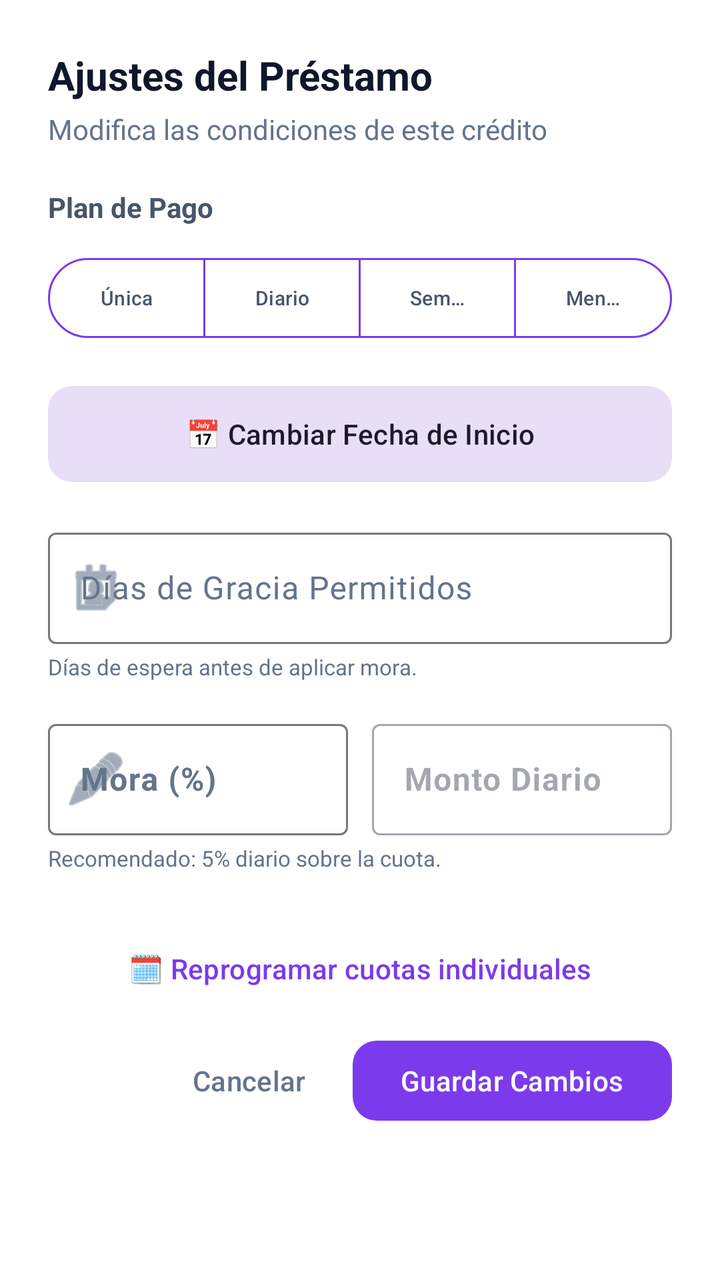
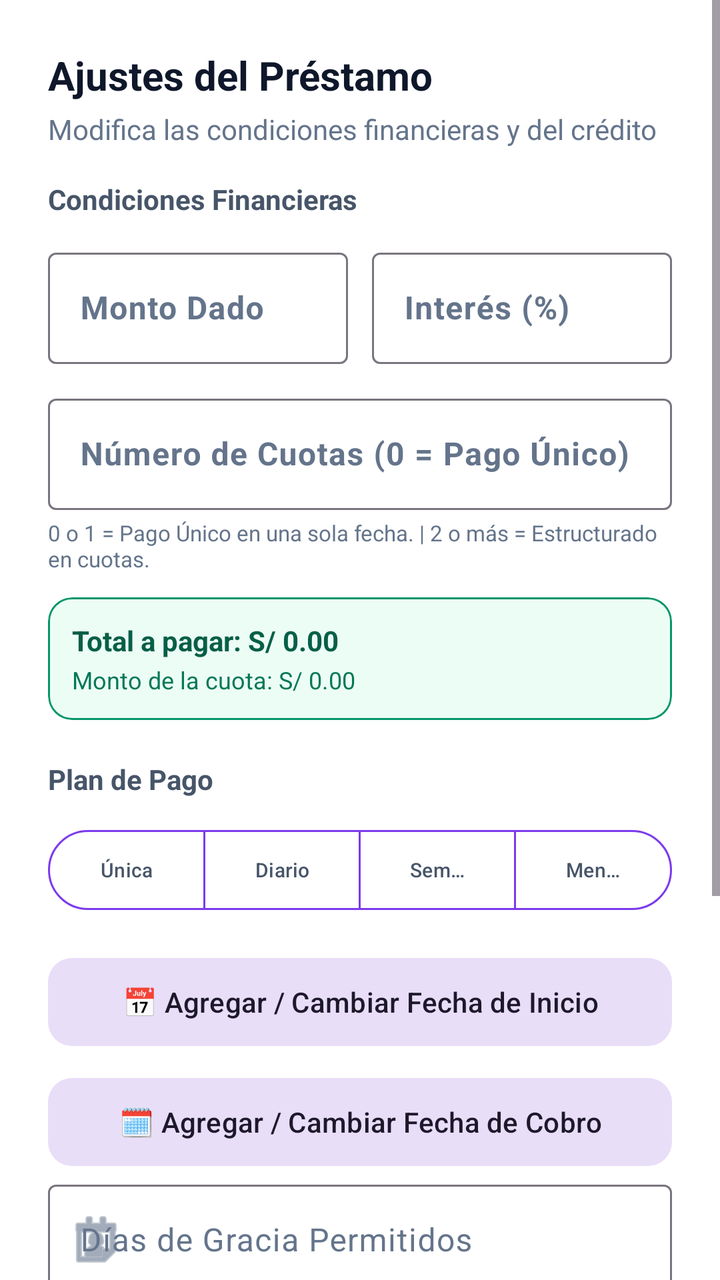

Before-and-after screenshots of an Android layout around one commit, followed by the original layout XML and the change that was made.
<!-- AndroidManifest.xml: application theme Theme.Gomezmart -->
<!-- res/layout/dialog_edit_loan_terms.xml -->
<?xml version="1.0" encoding="utf-8"?>
<LinearLayout xmlns:android="http://schemas.android.com/apk/res/android"
    xmlns:app="http://schemas.android.com/apk/res-auto"
    android:layout_width="match_parent"
    android:layout_height="wrap_content"
    android:orientation="vertical"
    android:padding="24dp"
    android:background="?attr/colorSurfaceContainer">

    <TextView
        android:layout_width="wrap_content"
        android:layout_height="wrap_content"
        android:text="Ajustes del Préstamo"
        android:textSize="20sp"
        android:textStyle="bold"
        android:textColor="?attr/colorOnSurface" />

    <TextView
        android:layout_width="wrap_content"
        android:layout_height="wrap_content"
        android:text="Modifica las condiciones de este crédito"
        android:textSize="14sp"
        android:textColor="?attr/colorOnSurfaceVariant"
        android:layout_marginTop="4dp" />

    
    <TextView
        android:layout_width="wrap_content"
        android:layout_height="wrap_content"
        android:text="Plan de Pago"
        android:textStyle="bold"
        android:textColor="@color/slate_600"
        android:textSize="14sp"
        android:layout_marginTop="20dp"
        android:layout_marginBottom="12dp" />

    <com.google.android.material.button.MaterialButtonToggleGroup
        android:id="@+id/toggleEditPlan"
        android:layout_width="match_parent"
        android:layout_height="wrap_content"
        app:singleSelection="true"
        app:selectionRequired="true"
        android:layout_marginBottom="16dp">
        <com.google.android.material.button.MaterialButton
            android:id="@+id/btnEditFreqNone"
            style="@style/Widget.App.Button.Toggle"
            android:layout_width="0dp"
            android:layout_height="wrap_content"
            android:layout_weight="1"
            android:text="Única"
            android:textSize="10sp" />
        <com.google.android.material.button.MaterialButton
            android:id="@+id/btnEditFreqDaily"
            style="@style/Widget.App.Button.Toggle"
            android:layout_width="0dp"
            android:layout_height="wrap_content"
            android:layout_weight="1"
            android:text="Diario"
            android:textSize="10sp" />
        <com.google.android.material.button.MaterialButton
            android:id="@+id/btnEditFreqWeekly"
            style="@style/Widget.App.Button.Toggle"
            android:layout_width="0dp"
            android:layout_height="wrap_content"
            android:layout_weight="1"
            android:text="Semanal"
            android:textSize="10sp" />
        <com.google.android.material.button.MaterialButton
            android:id="@+id/btnEditFreqMonthly"
            style="@style/Widget.App.Button.Toggle"
            android:layout_width="0dp"
            android:layout_height="wrap_content"
            android:layout_weight="1"
            android:text="Mensual"
            android:textSize="10sp" />
    </com.google.android.material.button.MaterialButtonToggleGroup>

    <com.google.android.material.button.MaterialButton
        android:id="@+id/btnEditStartDate"
        style="@style/Widget.Material3.Button.TonalButton"
        android:layout_width="match_parent"
        android:layout_height="56dp"
        android:text="📅 Cambiar Fecha de Inicio"
        android:layout_marginBottom="16dp"
        app:cornerRadius="12dp" />

    
    <com.google.android.material.textfield.TextInputLayout
        style="@style/Widget.Material3.TextInputLayout.OutlinedBox"
        android:layout_width="match_parent"
        android:layout_height="wrap_content"
        android:hint="Días de Gracia Permitidos"
        app:startIconDrawable="@android:drawable/ic_menu_my_calendar">

        <com.google.android.material.textfield.TextInputEditText
            android:id="@+id/etEditGraceDays"
            android:layout_width="match_parent"
            android:layout_height="wrap_content"
            android:inputType="number" />
    </com.google.android.material.textfield.TextInputLayout>

    <TextView
        android:layout_width="wrap_content"
        android:layout_height="wrap_content"
        android:text="Días de espera antes de aplicar mora."
        android:textSize="11sp"
        android:textColor="?attr/colorOnSurfaceVariant"
        android:layout_marginTop="4dp" />

    
    <LinearLayout
        android:layout_width="match_parent"
        android:layout_height="wrap_content"
        android:orientation="horizontal"
        android:layout_marginTop="16dp"
        android:baselineAligned="false">

        <com.google.android.material.textfield.TextInputLayout
            style="@style/Widget.Material3.TextInputLayout.OutlinedBox"
            android:layout_width="0dp"
            android:layout_height="wrap_content"
            android:layout_weight="1"
            android:hint="Mora (%)"
            app:suffixText="%"
            app:startIconDrawable="@android:drawable/ic_menu_edit">

            <com.google.android.material.textfield.TextInputEditText
                android:id="@+id/etEditLateFeePercent"
                android:layout_width="match_parent"
                android:layout_height="wrap_content"
                android:inputType="numberDecimal"
                android:textStyle="bold" />
        </com.google.android.material.textfield.TextInputLayout>

        <com.google.android.material.textfield.TextInputLayout
            style="@style/Widget.Material3.TextInputLayout.OutlinedBox"
            android:layout_width="0dp"
            android:layout_height="wrap_content"
            android:layout_weight="1"
            android:layout_marginStart="12dp"
            android:hint="Monto Diario"
            app:prefixText="S/ "
            android:enabled="false">

            <com.google.android.material.textfield.TextInputEditText
                android:id="@+id/etEditLateFeeAmountAuto"
                android:layout_width="match_parent"
                android:layout_height="wrap_content"
                android:textColor="?attr/colorPrimary"
                android:textStyle="bold" />
        </com.google.android.material.textfield.TextInputLayout>
    </LinearLayout>

    <TextView
        android:id="@+id/tvLateFeeRecommendation"
        android:layout_width="wrap_content"
        android:layout_height="wrap_content"
        android:text="Recomendado: 5% diario sobre la cuota."
        android:textSize="11sp"
        android:textColor="?attr/colorOnSurfaceVariant"
        android:layout_marginTop="4dp" />

    <LinearLayout
        android:layout_width="match_parent"
        android:layout_height="wrap_content"
        android:orientation="vertical"
        android:layout_marginTop="24dp">

        <com.google.android.material.button.MaterialButton
            android:id="@+id/btnDialogRescheduleDates"
            style="@style/Widget.Material3.Button.TextButton"
            android:layout_width="match_parent"
            android:layout_height="wrap_content"
            android:text="🗓️ Reprogramar cuotas individuales"
            android:textColor="?attr/colorPrimary"
            app:cornerRadius="12dp" />

        <LinearLayout
            android:layout_width="match_parent"
            android:layout_height="wrap_content"
            android:orientation="horizontal"
            android:gravity="end"
            android:layout_marginTop="8dp">

            <com.google.android.material.button.MaterialButton
                android:id="@+id/btnDialogCancelTerms"
                style="@style/Widget.Material3.Button.TextButton"
                android:layout_width="wrap_content"
                android:layout_height="wrap_content"
                android:text="Cancelar"
                android:textColor="?attr/colorOnSurfaceVariant" />

            <com.google.android.material.button.MaterialButton
                android:id="@+id/btnDialogSaveTerms"
                android:layout_width="wrap_content"
                android:layout_height="wrap_content"
                android:layout_marginStart="8dp"
                android:text="Guardar Cambios"
                app:cornerRadius="12dp"
                app:backgroundTint="?attr/colorPrimary" />
        </LinearLayout>
    </LinearLayout>
</LinearLayout>
<!-- resources referenced by this layout -->
<resources>
  <color name="slate_600">#475569</color>
  <style name="Widget.App.Button.Toggle" parent="Widget.Material3.Button.OutlinedButton">
          <item name="android:textColor">@color/toggle_text_color</item>
          <item name="backgroundTint">@color/toggle_background_color</item>
          <item name="strokeColor">@color/purple_600</item>
      </style>
  <style name="Theme.Gomezmart" parent="Base.Theme.Gomezmart" />
  <color name="purple_600">#7C3AED</color>
  <style name="Base.Theme.Gomezmart" parent="Theme.Material3.DayNight.NoActionBar">
          <item name="colorPrimary">@color/purple_600</item>
          <item name="colorOnPrimary">@color/white</item>
          <item name="colorSecondary">@color/indigo_500</item>
          <item name="colorSurface">@color/slate_50</item>
          <item name="colorOnSurface">@color/slate_900</item>
          <item name="colorOnSurfaceVariant">@color/slate_500</item>
          <item name="colorSurfaceContainer">@color/white</item>
          <item name="android:windowBackground">@color/slate_50</item>
      </style>
  <color name="white">#FFFFFFFF</color>
  <color name="indigo_500">#6366F1</color>
  <color name="slate_50">#F8FAFC</color>
  <color name="slate_900">#0F172A</color>
  <color name="slate_500">#64748B</color>
</resources>

<!-- the commit's change to res/layout/dialog_edit_loan_terms.xml (unified diff, before → after) -->
@@ -1,203 +1,339 @@
 <?xml version="1.0" encoding="utf-8"?>
-<LinearLayout xmlns:android="http://schemas.android.com/apk/res/android"
+<ScrollView xmlns:android="http://schemas.android.com/apk/res/android"
     xmlns:app="http://schemas.android.com/apk/res-auto"
     android:layout_width="match_parent"
-    android:layout_height="wrap_content"
-    android:orientation="vertical"
-    android:padding="24dp"
-    android:background="?attr/colorSurfaceContainer">
-
-    <TextView
-        android:layout_width="wrap_content"
-        android:layout_height="wrap_content"
-        android:text="Ajustes del Préstamo"
-        android:textSize="20sp"
-        android:textStyle="bold"
-        android:textColor="?attr/colorOnSurface" />
-
-    <TextView
-        android:layout_width="wrap_content"
-        android:layout_height="wrap_content"
-        android:text="Modifica las condiciones de este crédito"
-        android:textSize="14sp"
-        android:textColor="?attr/colorOnSurfaceVariant"
-        android:layout_marginTop="4dp" />
-
-    
-    <TextView
-        android:layout_width="wrap_content"
-        android:layout_height="wrap_content"
-        android:text="Plan de Pago"
-        android:textStyle="bold"
-        android:textColor="@color/slate_600"
-        android:textSize="14sp"
-        android:layout_marginTop="20dp"
-        android:layout_marginBottom="12dp" />
-
-    <com.google.android.material.button.MaterialButtonToggleGroup
-        android:id="@+id/toggleEditPlan"
-        android:layout_width="match_parent"
-        android:layout_height="wrap_content"
-        app:singleSelection="true"
-        app:selectionRequired="true"
-        android:layout_marginBottom="16dp">
-        <com.google.android.material.button.MaterialButton
-            android:id="@+id/btnEditFreqNone"
-            style="@style/Widget.App.Button.Toggle"
-            android:layout_width="0dp"
-            android:layout_height="wrap_content"
-            android:layout_weight="1"
-            android:text="Única"
-            android:textSize="10sp" />
-        <com.google.android.material.button.MaterialButton
-            android:id="@+id/btnEditFreqDaily"
-            style="@style/Widget.App.Button.Toggle"
-            android:layout_width="0dp"
-            android:layout_height="wrap_content"
-            android:layout_weight="1"
-            android:text="Diario"
-            android:textSize="10sp" />
-        <com.google.android.material.button.MaterialButton
-            android:id="@+id/btnEditFreqWeekly"
-            style="@style/Widget.App.Button.Toggle"
-            android:layout_width="0dp"
-            android:layout_height="wrap_content"
-            android:layout_weight="1"
-            android:text="Semanal"
-            android:textSize="10sp" />
-        <com.google.android.material.button.MaterialButton
-            android:id="@+id/btnEditFreqMonthly"
-            style="@style/Widget.App.Button.Toggle"
-            android:layout_width="0dp"
-            android:layout_height="wrap_content"
-            android:layout_weight="1"
-            android:text="Mensual"
-            android:textSize="10sp" />
-    </com.google.android.material.button.MaterialButtonToggleGroup>
-
-    <com.google.android.material.button.MaterialButton
-        android:id="@+id/btnEditStartDate"
-        style="@style/Widget.Material3.Button.TonalButton"
-        android:layout_width="match_parent"
-        android:layout_height="56dp"
-        android:text="📅 Cambiar Fecha de Inicio"
-        android:layout_marginBottom="16dp"
-        app:cornerRadius="12dp" />
-
-    
-    <com.google.android.material.textfield.TextInputLayout
-        style="@style/Widget.Material3.TextInputLayout.OutlinedBox"
-        android:layout_width="match_parent"
-        android:layout_height="wrap_content"
-        android:hint="Días de Gracia Permitidos"
-        app:startIconDrawable="@android:drawable/ic_menu_my_calendar">
-
-        <com.google.android.material.textfield.TextInputEditText
-            android:id="@+id/etEditGraceDays"
-            android:layout_width="match_parent"
-            android:layout_height="wrap_content"
-            android:inputType="number" />
-    </com.google.android.material.textfield.TextInputLayout>
-
-    <TextView
-        android:layout_width="wrap_content"
-        android:layout_height="wrap_content"
-        android:text="Días de espera antes de aplicar mora."
-        android:textSize="11sp"
-        android:textColor="?attr/colorOnSurfaceVariant"
-        android:layout_marginTop="4dp" />
-
-    
-    <LinearLayout
-        android:layout_width="match_parent"
-        android:layout_height="wrap_content"
-        android:orientation="horizontal"
-        android:layout_marginTop="16dp"
-        android:baselineAligned="false">
-
-        <com.google.android.material.textfield.TextInputLayout
-            style="@style/Widget.Material3.TextInputLayout.OutlinedBox"
-            android:layout_width="0dp"
-            android:layout_height="wrap_content"
-            android:layout_weight="1"
-            android:hint="Mora (%)"
-            app:suffixText="%"
-            app:startIconDrawable="@android:drawable/ic_menu_edit">
-
-            <com.google.android.material.textfield.TextInputEditText
-                android:id="@+id/etEditLateFeePercent"
-                android:layout_width="match_parent"
-                android:layout_height="wrap_content"
-                android:inputType="numberDecimal"
-                android:textStyle="bold" />
-        </com.google.android.material.textfield.TextInputLayout>
-
-        <com.google.android.material.textfield.TextInputLayout
-            style="@style/Widget.Material3.TextInputLayout.OutlinedBox"
-            android:layout_width="0dp"
-            android:layout_height="wrap_content"
-            android:layout_weight="1"
-            android:layout_marginStart="12dp"
-            android:hint="Monto Diario"
-            app:prefixText="S/ "
-            android:enabled="false">
-
-            <com.google.android.material.textfield.TextInputEditText
-                android:id="@+id/etEditLateFeeAmountAuto"
-                android:layout_width="match_parent"
-                android:layout_height="wrap_content"
-                android:textColor="?attr/colorPrimary"
-                android:textStyle="bold" />
-        </com.google.android.material.textfield.TextInputLayout>
-    </LinearLayout>
-
-    <TextView
-        android:id="@+id/tvLateFeeRecommendation"
-        android:layout_width="wrap_content"
-        android:layout_height="wrap_content"
-        android:text="Recomendado: 5% diario sobre la cuota."
-        android:textSize="11sp"
-        android:textColor="?attr/colorOnSurfaceVariant"
-        android:layout_marginTop="4dp" />
+    android:layout_height="wrap_content">
 
     <LinearLayout
         android:layout_width="match_parent"
         android:layout_height="wrap_content"
         android:orientation="vertical"
-        android:layout_marginTop="24dp">
+        android:padding="24dp"
+        android:background="?attr/colorSurfaceContainer">
+
+        <TextView
+            android:layout_width="wrap_content"
+            android:layout_height="wrap_content"
+            android:text="Ajustes del Préstamo"
+            android:textSize="20sp"
+            android:textStyle="bold"
+            android:textColor="?attr/colorOnSurface" />
+
+        <TextView
+            android:layout_width="wrap_content"
+            android:layout_height="wrap_content"
+            android:text="Modifica las condiciones financieras y del crédito"
+            android:textSize="14sp"
+            android:textColor="?attr/colorOnSurfaceVariant"
+            android:layout_marginTop="4dp" />
+
+        
+        <TextView
+            android:layout_width="wrap_content"
+            android:layout_height="wrap_content"
+            android:text="Condiciones Financieras"
+            android:textStyle="bold"
+            android:textColor="@color/slate_600"
+            android:textSize="14sp"
+            android:layout_marginTop="16dp"
+            android:layout_marginBottom="12dp" />
+
+        <LinearLayout
+            android:layout_width="match_parent"
+            android:layout_height="wrap_content"
+            android:orientation="horizontal"
+            android:baselineAligned="false">
+
+            <com.google.android.material.textfield.TextInputLayout
+                style="@style/Widget.Material3.TextInputLayout.OutlinedBox"
+                android:layout_width="0dp"
+                android:layout_height="wrap_content"
+                android:layout_weight="1"
+                android:hint="Monto Dado"
+                app:prefixText="S/ ">
+
+                <com.google.android.material.textfield.TextInputEditText
+                    android:id="@+id/etEditLoanAmount"
+                    android:layout_width="match_parent"
+                    android:layout_height="wrap_content"
+                    android:inputType="numberDecimal"
+                    android:textStyle="bold" />
+            </com.google.android.material.textfield.TextInputLayout>
+
+            <com.google.android.material.textfield.TextInputLayout
+                style="@style/Widget.Material3.TextInputLayout.OutlinedBox"
+                android:layout_width="0dp"
+                android:layout_height="wrap_content"
+                android:layout_weight="1"
+                android:layout_marginStart="12dp"
+                android:hint="Interés (%)"
+                app:suffixText="%">
+
+                <com.google.android.material.textfield.TextInputEditText
+                    android:id="@+id/etEditInterestRate"
+                    android:layout_width="match_parent"
+                    android:layout_height="wrap_content"
+                    android:inputType="numberDecimal"
+                    android:textStyle="bold" />
+            </com.google.android.material.textfield.TextInputLayout>
+        </LinearLayout>
+
+        <com.google.android.material.textfield.TextInputLayout
+            style="@style/Widget.Material3.TextInputLayout.OutlinedBox"
+            android:layout_width="match_parent"
+            android:layout_height="wrap_content"
+            android:layout_marginTop="12dp"
+            android:hint="Número de Cuotas (0 = Pago Único)">
+
+            <com.google.android.material.textfield.TextInputEditText
+                android:id="@+id/etEditInstallmentsCount"
+                android:layout_width="match_parent"
+                android:layout_height="wrap_content"
+                android:inputType="number"
+                android:textStyle="bold" />
+        </com.google.android.material.textfield.TextInputLayout>
+
+        <TextView
+            android:id="@+id/tvInstallmentsExplanation"
+            android:layout_width="wrap_content"
+            android:layout_height="wrap_content"
+            android:text="0 o 1 = Pago Único en una sola fecha. | 2 o más = Estructurado en cuotas."
+            android:textSize="11sp"
+            android:textColor="?attr/colorOnSurfaceVariant"
+            android:layout_marginTop="4dp" />
+
+        <com.google.android.material.card.MaterialCardView
+            android:layout_width="match_parent"
+            android:layout_height="wrap_content"
+            android:layout_marginTop="12dp"
+            app:cardCornerRadius="12dp"
+            app:cardElevation="0dp"
+            app:strokeWidth="1dp"
+            app:strokeColor="@color/emerald_600"
+            app:cardBackgroundColor="@color/emerald_50">
+
+            <LinearLayout
+                android:layout_width="match_parent"
+                android:layout_height="wrap_content"
+                android:orientation="vertical"
+                android:padding="12dp">
+
+                <TextView
+                    android:id="@+id/tvEditTotalToPaySummary"
+                    android:layout_width="wrap_content"
+                    android:layout_height="wrap_content"
+                    android:text="Total a pagar: S/ 0.00"
+                    android:textStyle="bold"
+                    android:textColor="@color/emerald_800"
+                    android:textSize="14sp" />
+
+                <TextView
+                    android:id="@+id/tvEditQuotaAmountSummary"
+                    android:layout_width="wrap_content"
+                    android:layout_height="wrap_content"
+                    android:text="Monto de la cuota: S/ 0.00"
+                    android:textColor="@color/emerald_700"
+                    android:textSize="12sp"
+                    android:layout_marginTop="2dp" />
+            </LinearLayout>
+        </com.google.android.material.card.MaterialCardView>
+
+        
+        <TextView
+            android:layout_width="wrap_content"
+            android:layout_height="wrap_content"
+            android:text="Plan de Pago"
+            android:textStyle="bold"
+            android:textColor="@color/slate_600"
+            android:textSize="14sp"
+            android:layout_marginTop="20dp"
+            android:layout_marginBottom="12dp" />
+
+        <com.google.android.material.button.MaterialButtonToggleGroup
+            android:id="@+id/toggleEditPlan"
+            android:layout_width="match_parent"
+            android:layout_height="wrap_content"
+            app:singleSelection="true"
+            app:selectionRequired="true"
+            android:layout_marginBottom="16dp">
+            <com.google.android.material.button.MaterialButton
+                android:id="@+id/btnEditFreqNone"
+                style="@style/Widget.App.Button.Toggle"
+                android:layout_width="0dp"
+                android:layout_height="wrap_content"
+                android:layout_weight="1"
+                android:text="Única"
+                android:textSize="10sp" />
+            <com.google.android.material.button.MaterialButton
+                android:id="@+id/btnEditFreqDaily"
+                style="@style/Widget.App.Button.Toggle"
+                android:layout_width="0dp"
+                android:layout_height="wrap_content"
+                android:layout_weight="1"
+                android:text="Diario"
+                android:textSize="10sp" />
+            <com.google.android.material.button.MaterialButton
+                android:id="@+id/btnEditFreqWeekly"
+                style="@style/Widget.App.Button.Toggle"
+                android:layout_width="0dp"
+                android:layout_height="wrap_content"
+                android:layout_weight="1"
+                android:text="Semanal"
+                android:textSize="10sp" />
+            <com.google.android.material.button.MaterialButton
+                android:id="@+id/btnEditFreqMonthly"
+                style="@style/Widget.App.Button.Toggle"
+                android:layout_width="0dp"
+                android:layout_height="wrap_content"
+                android:layout_weight="1"
+                android:text="Mensual"
+                android:textSize="10sp" />
+        </com.google.android.material.button.MaterialButtonToggleGroup>
 
         <com.google.android.material.button.MaterialButton
-            android:id="@+id/btnDialogRescheduleDates"
+            android:id="@+id/btnEditStartDate"
+            style="@style/Widget.Material3.Button.TonalButton"
+            android:layout_width="match_parent"
+            android:layout_height="52dp"
+            android:text="📅 Agregar / Cambiar Fecha de Inicio"
+            android:layout_marginBottom="8dp"
+            app:cornerRadius="12dp" />
+
+        <com.google.android.material.button.MaterialButton
+            android:id="@+id/btnEditDueDate"
+            style="@style/Widget.Material3.Button.TonalButton"
+            android:layout_width="match_parent"
+            android:layout_height="52dp"
+            android:text="🗓️ Agregar / Cambiar Fecha de Cobro"
+            app:cornerRadius="12dp" />
+
+        <com.google.android.material.button.MaterialButton
+            android:id="@+id/btnRemoveDueDate"
             style="@style/Widget.Material3.Button.TextButton"
-            android:layout_width="match_parent"
-            android:layout_height="wrap_content"
-            android:text="🗓️ Reprogramar cuotas individuales"
-            android:textColor="?attr/colorPrimary"
-            app:cornerRadius="12dp" />
-
+            android:layout_width="wrap_content"
+            android:layout_height="wrap_content"
+            android:layout_gravity="end"
+            android:layout_marginBottom="8dp"
+            android:text="❌ Quitar Fecha de Cobro"
+            android:textColor="@color/red_600"
+            android:textSize="12sp"
+            android:visibility="gone" />
+
+        
+        <com.google.android.material.textfield.TextInputLayout
+            style="@style/Widget.Material3.TextInputLayout.OutlinedBox"
+            android:layout_width="match_parent"
+            android:layout_height="wrap_content"
+            android:hint="Días de Gracia Permitidos"
+            app:startIconDrawable="@android:drawable/ic_menu_my_calendar">
+
+            <com.google.android.material.textfield.TextInputEditText
+                android:id="@+id/etEditGraceDays"
+                android:layout_width="match_parent"
+                android:layout_height="wrap_content"
+                android:inputType="number" />
+        </com.google.android.material.textfield.TextInputLayout>
+
+        <TextView
+            android:layout_width="wrap_content"
+            android:layout_height="wrap_content"
+            android:text="Días de espera antes de aplicar mora."
+            android:textSize="11sp"
+            android:textColor="?attr/colorOnSurfaceVariant"
+            android:layout_marginTop="4dp" />
+
+        
         <LinearLayout
             android:layout_width="match_parent"
             android:layout_height="wrap_content"
             android:orientation="horizontal"
-            android:gravity="end"
-            android:layout_marginTop="8dp">
-
-            <com.google.android.material.button.MaterialButton
-                android:id="@+id/btnDialogCancelTerms"
+            android:layout_marginTop="16dp"
+            android:baselineAligned="false">
+
+            <com.google.android.material.textfield.TextInputLayout
+                style="@style/Widget.Material3.TextInputLayout.OutlinedBox"
+                android:layout_width="0dp"
+                android:layout_height="wrap_content"
+                android:layout_weight="1"
+                android:hint="Mora (%)"
+                app:suffixText="%"
+                app:startIconDrawable="@android:drawable/ic_menu_edit">
+
+                <com.google.android.material.textfield.TextInputEditText
+                    android:id="@+id/etEditLateFeePercent"
+                    android:layout_width="match_parent"
+                    android:layout_height="wrap_content"
+                    android:inputType="numberDecimal"
+                    android:textStyle="bold" />
+            </com.google.android.material.textfield.TextInputLayout>
+
+            <com.google.android.material.textfield.TextInputLayout
+                style="@style/Widget.Material3.TextInputLayout.OutlinedBox"
+                android:layout_width="0dp"
+                android:layout_height="wrap_content"
+                android:layout_weight="1"
+                android:layout_marginStart="12dp"
+                android:hint="Monto Diario"
+                app:prefixText="S/ "
+                android:enabled="false">
+
+                <com.google.android.material.textfield.TextInputEditText
+                    android:id="@+id/etEditLateFeeAmountAuto"
+                    android:layout_width="match_parent"
+                    android:layout_height="wrap_content"
+                    android:textColor="?attr/colorPrimary"
+                    android:textStyle="bold" />
+            </com.google.android.material.textfield.TextInputLayout>
+        </LinearLayout>
+
+        <TextView
+            android:id="@+id/tvLateFeeRecommendation"
+            android:layout_width="wrap_content"
+            android:layout_height="wrap_content"
+            android:text="Recomendado: 5% diario sobre la cuota."
+            android:textSize="11sp"
+            android:textColor="?attr/colorOnSurfaceVariant"
+            android:layout_marginTop="4dp" />
+
+        <LinearLayout
+            android:layout_width="match_parent"
+            android:layout_height="wrap_content"
+            android:orientation="vertical"
+            android:layout_marginTop="24dp">
+
+            <com.google.android.material.button.MaterialButton
+                android:id="@+id/btnDialogRescheduleDates"
                 style="@style/Widget.Material3.Button.TextButton"
-                android:layout_width="wrap_content"
-                android:layout_height="wrap_content"
-                android:text="Cancelar"
-                android:textColor="?attr/colorOnSurfaceVariant" />
-
-            <com.google.android.material.button.MaterialButton
-                android:id="@+id/btnDialogSaveTerms"
-                android:layout_width="wrap_content"
-                android:layout_height="wrap_content"
-                android:layout_marginStart="8dp"
-                android:text="Guardar Cambios"
-                app:cornerRadius="12dp"
-                app:backgroundTint="?attr/colorPrimary" />
+                android:layout_width="match_parent"
+                android:layout_height="wrap_content"
+                android:text="🗓️ Reprogramar cuotas individuales"
+                android:textColor="?attr/colorPrimary"
+                app:cornerRadius="12dp" />
+
+            <LinearLayout
+                android:layout_width="match_parent"
+                android:layout_height="wrap_content"
+                android:orientation="horizontal"
+                android:gravity="end"
+                android:layout_marginTop="8dp">
+
+                <com.google.android.material.button.MaterialButton
+                    android:id="@+id/btnDialogCancelTerms"
+                    style="@style/Widget.Material3.Button.TextButton"
+                    android:layout_width="wrap_content"
+                    android:layout_height="wrap_content"
+                    android:text="Cancelar"
+                    android:textColor="?attr/colorOnSurfaceVariant" />
+
+                <com.google.android.material.button.MaterialButton
+                    android:id="@+id/btnDialogSaveTerms"
+                    android:layout_width="wrap_content"
+                    android:layout_height="wrap_content"
+                    android:layout_marginStart="8dp"
+                    android:text="Guardar Cambios"
+                    app:cornerRadius="12dp"
+                    app:backgroundTint="?attr/colorPrimary" />
+            </LinearLayout>
         </LinearLayout>
     </LinearLayout>
-</LinearLayout>
+</ScrollView>
<!-- resource entries referenced after the edit -->
@@ -1,5 +1,10 @@
 <!-- resources referenced by this layout -->
 <resources>
+  <color name="emerald_50">#ECFDF5</color>
+  <color name="emerald_600">#059669</color>
+  <color name="emerald_700">#047857</color>
+  <color name="emerald_800">#065F46</color>
+  <color name="red_600">#DC2626</color>
   <color name="slate_600">#475569</color>
   <style name="Widget.App.Button.Toggle" parent="Widget.Material3.Button.OutlinedButton">
           <item name="android:textColor">@color/toggle_text_color</item>
